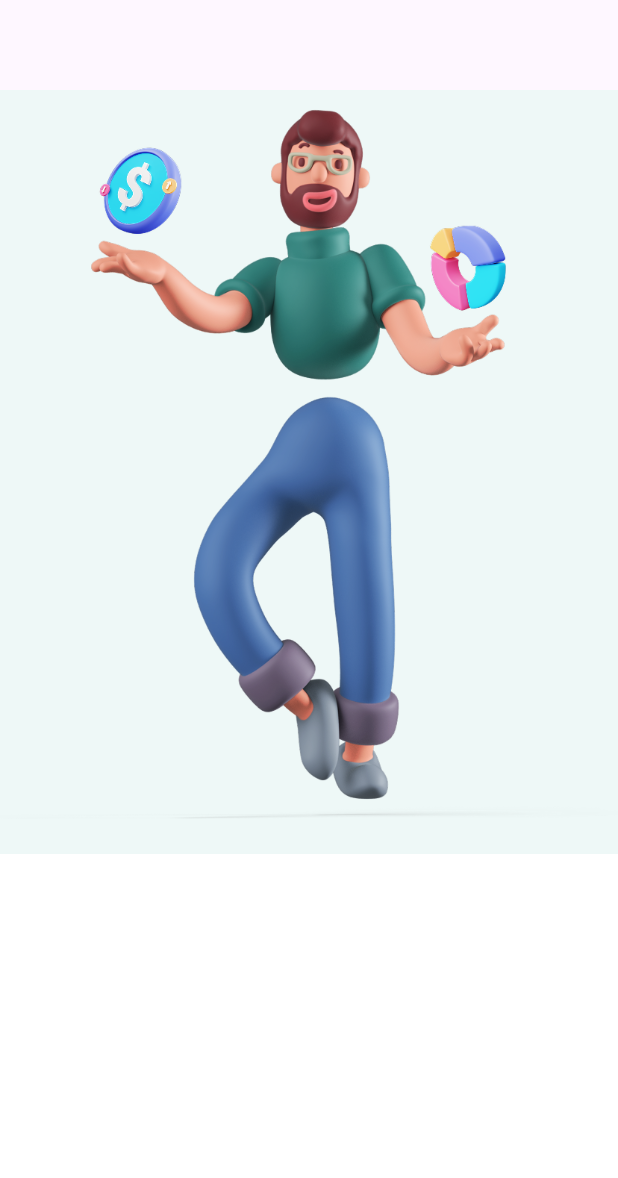
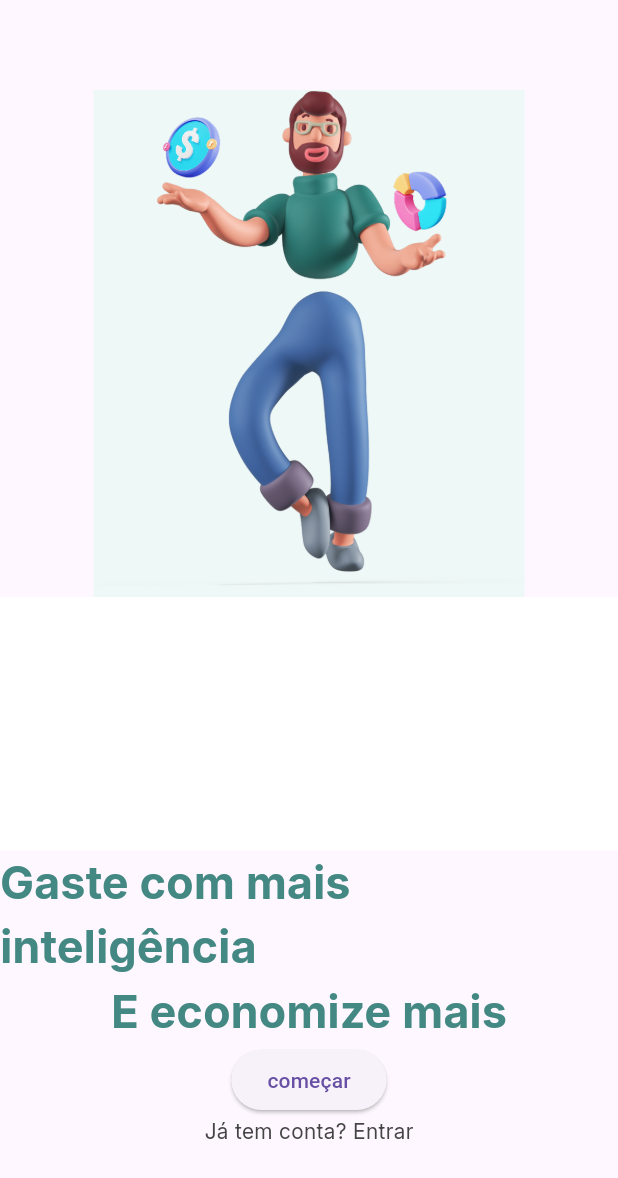
Before and after one commit to igoov/App-Finacy, a Flutter app: the screen it shows after launch, on a phone screen of 412 x 824 dp. Shown: the top 1178 px of the screen. Run offline on Flutter 3.47's test engine with Material 3 defaults, Android fonts, the phone set to English and light mode, and no system bars.

Commit message:
Adicionado a opção de entrar, e começar e um texto na tela.

```diff
--- a/Finacy-App/lib/features/onborarding/onboarding_page.dart
+++ b/Finacy-App/lib/features/onborarding/onboarding_page.dart
@@ -1,5 +1,6 @@
 import 'package:flutter/material.dart';
 import 'package:flutter_application_1/features/splash/common/constants/app_colors.dart';
+import 'package:flutter_application_1/features/splash/common/constants/app_text_styles.dart';
 
 class OnboardingPage extends StatelessWidget {
   const OnboardingPage({super.key});
@@ -7,7 +8,8 @@ class OnboardingPage extends StatelessWidget {
   @override
   Widget build(BuildContext context) {
     return Scaffold(
-      body: Column(
+      body: Align(
+        child: Column(
           children: [
             const SizedBox(height: 60.0),
             Expanded(
@@ -21,10 +23,32 @@ class OnboardingPage extends StatelessWidget {
             ),
             Expanded(
               child: Container(
-              color: AppColors.white,
+                color: AppColors.white
               ),
             ),
+            Text(
+              'Gaste com mais inteligência',
+              style: AppTextStyles.mediumText.copyWith(
+                color: AppColors.greeligthTwo,
+              ),
+            ),
+            Text(
+              'E economize mais',
+              style: AppTextStyles.mediumText.copyWith(
+                color: AppColors.greeligthTwo,
+              ),
+            ),
+            ElevatedButton(onPressed: (){}, child: const Text('começar'),
+            ),
+            Text(
+              'Já tem conta? Entrar',
+              style: AppTextStyles.smallText.copyWith(
+                color: AppColors.grey,
+              ),
+            ),
+            SizedBox(height: 60.0,)
           ],
+        ),
       ),
     );
   }
--- a/Finacy-App/lib/features/splash/common/constants/app_colors.dart
+++ b/Finacy-App/lib/features/splash/common/constants/app_colors.dart
@@ -8,4 +8,5 @@ class AppColors {
   static const List<Color> greenGradient = [greeligthOne, greeligthTwo];
   static const Color white = Color(0xFFFFFFFF);
   static const Color iceWhite = Color(0xFFEEF8F7);
+  static const Color grey = Color(0xFF444444);
 }
--- a/Finacy-App/lib/features/splash/common/constants/app_text_styles.dart
+++ b/Finacy-App/lib/features/splash/common/constants/app_text_styles.dart
@@ -8,4 +8,16 @@ class AppTextStyles {
     fontSize: 50.0,
     fontWeight: FontWeight.w700,
   );
+
+  static const TextStyle mediumText = TextStyle(
+    fontFamily: 'Inter',
+    fontSize: 30.0,
+    fontWeight: FontWeight.w700,
+  );
+
+  static const TextStyle smallText = TextStyle(
+    fontFamily: 'Inter',
+    fontSize: 14.0,
+    fontWeight: FontWeight.w500,
+  );
 }
```
Lines whose indentation alone changed are shown as unchanged.
